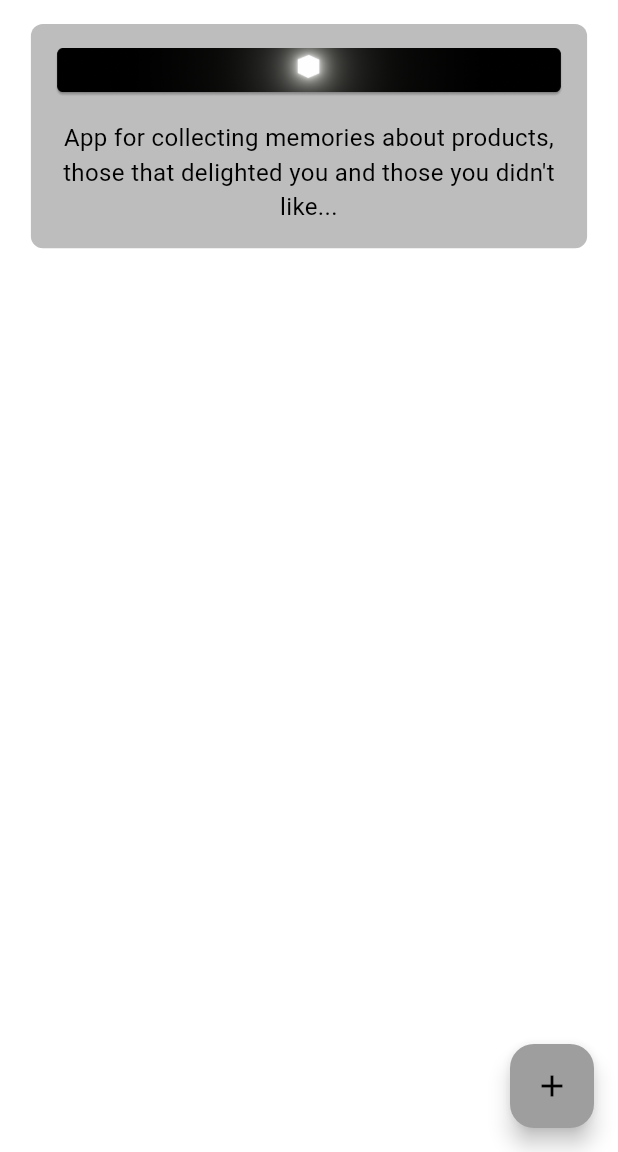
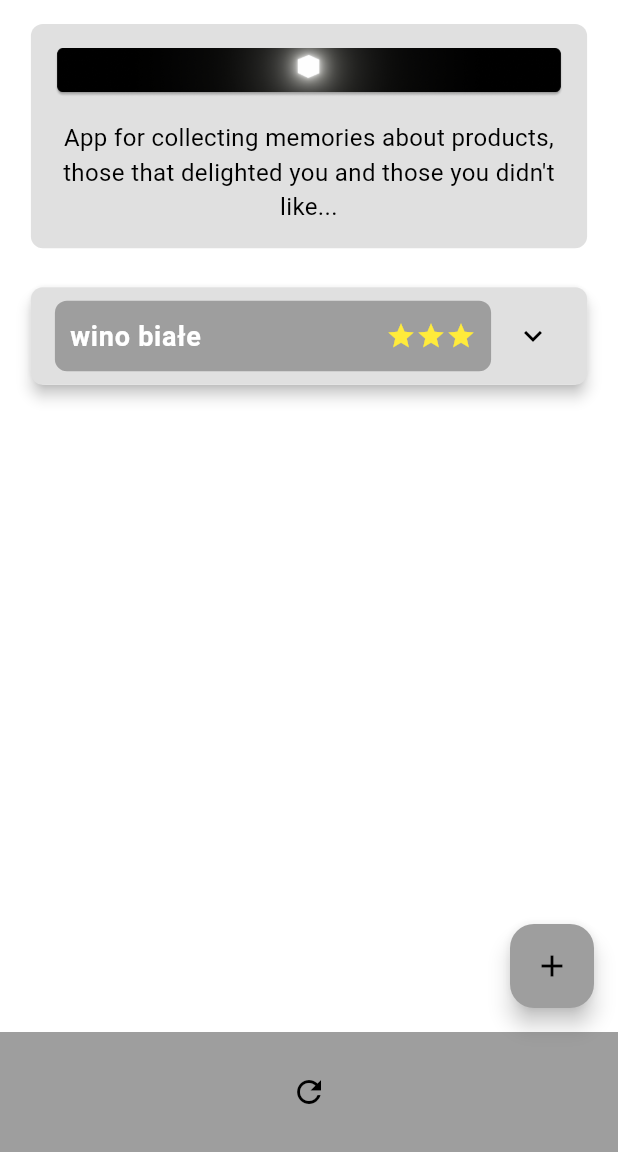
Before and after one commit to PGszafir/recallrave, a Flutter app: the screen it shows after launch, on a phone screen of 412 x 824 dp, the part 84-1236 px from its top. Run offline on Flutter 3.47's test engine with Material 3 defaults, Android fonts, the phone set to English and light mode, and no system bars; our stand-ins replace image_picker; statements that could not run were skipped.

Commit message:
add reload button and add productTitleViev

```diff
--- a/lib/main.dart
+++ b/lib/main.dart
@@ -4,6 +4,7 @@ import 'package:flutter/services.dart';
 import 'package:path_provider/path_provider.dart';
 import 'package:recallrave/add_product_view.dart';
 import 'package:recallrave/products.dart';
+import 'package:recallrave/product_view.dart';
 
 void main() async{
   runApp(const MyApp());
@@ -82,7 +83,7 @@ class _MyHomePageState extends State<MyHomePage> {
                   width: MediaQuery.of(context).size.width * 0.9, // 90% szerokości ekranu
                   padding: const EdgeInsets.all(16.0),
                   decoration: BoxDecoration(
-                    color: Colors.grey[400], // Jasnoszary kolor dla tła ramki
+                    color: Colors.grey[300], // Jasnoszary kolor dla tła ramki
                     borderRadius: BorderRadius.circular(8.0), // Opcjonalnie: dodaj zaokrąglone rogi
                   ),
                   child: Column(
@@ -106,12 +107,26 @@ class _MyHomePageState extends State<MyHomePage> {
                 ),
               ),
             ),
-            for (final product in products) // iterate for product list and add product view
-              ListTile(
-                // replace this with the product view
-                title: Text(product['name']),
-                subtitle: Text(product['manufacturer']),
-                leading: Image.asset(product['image']),
+            ProductTileView( // testowy obiekt czy wogóle się wyświetla
+              id: 1,
+              name: "wino białe",
+              manufacturer: "jeronimo",
+              image: "assets/assets",
+              value: 10,
+              nutriscore: "A",
+              rating: 3,
+              note: "some note xdd",
+            ),
+            for (final product in products)// do przekazania prawdziwa lista produktów bo to nie działa
+              ProductTileView(
+                id: product['id'],
+                name: product['name'],
+                manufacturer: product['manufacturer'],
+                image: product['image'],
+                value: product['value'],
+                nutriscore: product['nutriscore'],
+                rating: product['rating'],
+                note:product['note'],
               ),
           ],
         ),
@@ -126,6 +141,21 @@ class _MyHomePageState extends State<MyHomePage> {
         tooltip: 'Open Add Product View',
         child: const Icon(Icons.add),
       ),
-    );
+      bottomNavigationBar: BottomAppBar(
+        color: Colors.grey,
+        child: Row(
+          mainAxisAlignment: MainAxisAlignment.center,
+          children: [
+            IconButton(
+              onPressed: () {
+                // button action here dodajcie sobie tutaj bo nie ogarniam jak do końca dać 2 taki pływające przyciski
+              },
+              icon: Icon(Icons.refresh),
+              tooltip: 'refresh Products',
+            ),
+          ],
+        ),
+      ),
+     );
   }
 }
--- /dev/null
+++ b/lib/product_view.dart
@@ -0,0 +1,108 @@
+import 'package:flutter/material.dart';
+
+class ProductTileView extends StatelessWidget {
+  final int id;
+  final String name;
+  final String image;
+  final double value;
+  final String nutriscore;
+  final int rating;
+  final String manufacturer;
+  final String note;
+
+  ProductTileView({
+    required this.id,
+    required this.name,
+    required this.image,
+    required this.value,
+    required this.nutriscore,
+    required this.rating,
+    required this.manufacturer,
+    required this.note,
+  });
+
+  @override
+  Widget build(BuildContext context) {
+    return Card(
+      shape: RoundedRectangleBorder(
+        borderRadius: BorderRadius.circular(10.0),
+      ),
+      elevation: 4.0,
+      margin: EdgeInsets.all(10.0),
+      child: Container(
+        decoration: BoxDecoration(
+          color: Colors.grey.shade300,
+          borderRadius: BorderRadius.only(
+            topLeft: Radius.circular(8.0),
+            topRight: Radius.circular(8.0),
+            bottomLeft: Radius.circular(8.0),
+            bottomRight: Radius.circular(8.0),
+          ),
+        ),
+        width: MediaQuery.of(context).size.width * 0.9,
+        child: ExpansionTile(
+          title: Container(
+            padding: EdgeInsets.all(10.0),
+            decoration: BoxDecoration(
+              color: Colors.grey,
+              borderRadius: BorderRadius.only(
+                topLeft: Radius.circular(8.0),
+                topRight: Radius.circular(8.0),
+                bottomLeft: Radius.circular(8.0),
+                bottomRight: Radius.circular(8.0),
+              ),
+            ),
+            child: Column(
+              crossAxisAlignment: CrossAxisAlignment.start,
+              children: [
+                Row(
+                  mainAxisAlignment: MainAxisAlignment.spaceBetween,
+                  children: [
+                    Text(
+                      "$name",
+                      style: TextStyle(
+                        fontSize: 18.0,
+                        fontWeight: FontWeight.bold,
+                        color: Colors.white,
+                      ),
+                    ),
+                    Row(
+                      children: List.generate(
+                        rating,
+                            (index) => Icon(
+                          Icons.star,
+                          color: Colors.yellow,
+                          size: 20.0,
+                        ),
+                      ),
+                    ),
+                  ],
+                ),
+              ],
+            ),
+          ),
+          children: [
+            ListTile(
+              title: Text("Value: $value"),
+              subtitle: Column(
+                crossAxisAlignment: CrossAxisAlignment.start,
+                children: [
+                  Text("Nutriscore: $nutriscore\nManufacturer: $manufacturer"),
+                  SizedBox(height: 8.0),
+                  Text(
+                    "Note: $note",
+                    style: TextStyle(
+                      fontSize: 16.0,
+                      color: Colors.grey,
+                    ),
+                  ),
+                ],
+              ),
+              trailing: Image.asset(image),
+            ),
+          ],
+        ),
+      ),
+    );
+  }
+}
```
Also changed, not shown: pubspec.lock.
